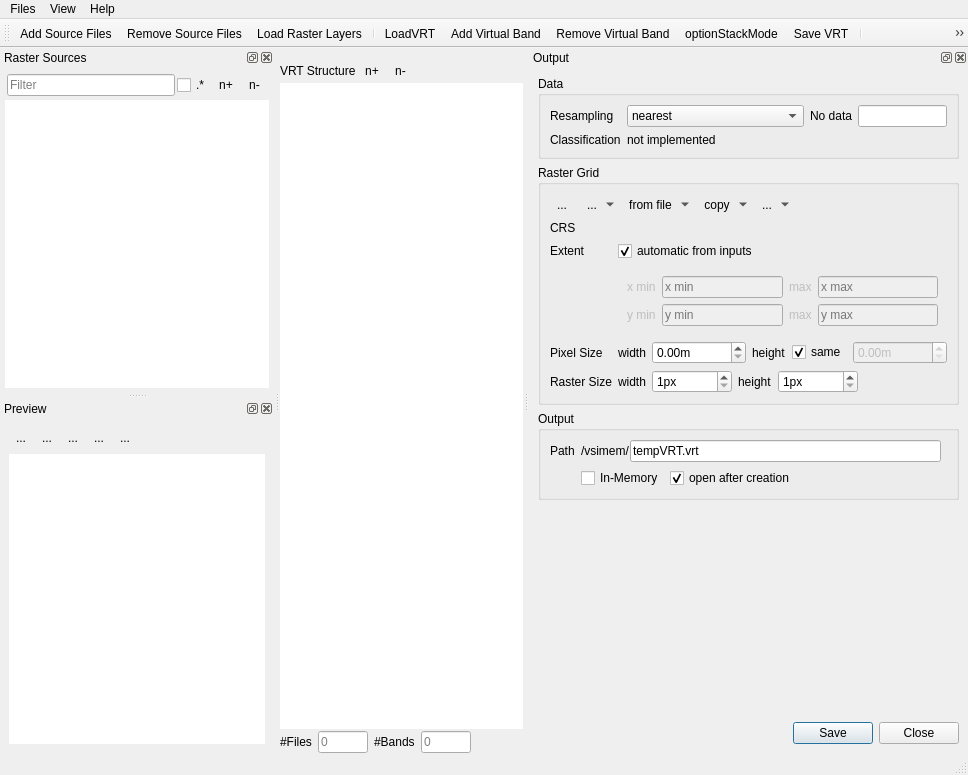
Before: the Qt Designer form vrtbuilder/ui/vrtbuilder.ui in jakimowb/virtual-raster-builder, drawn with Qt 5.
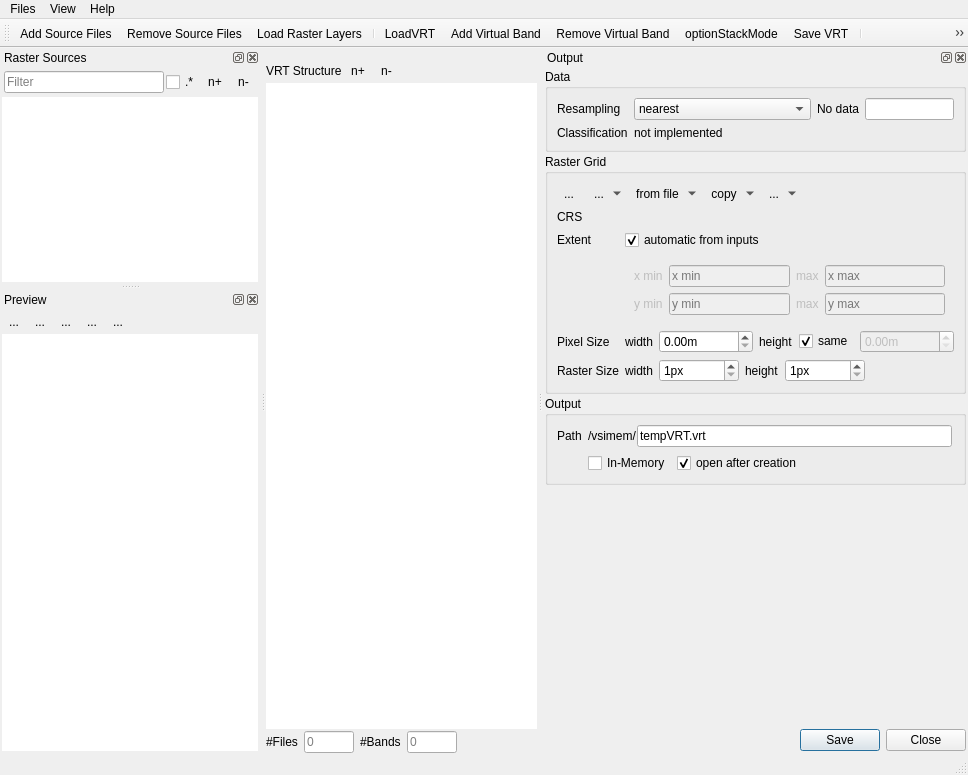
After: the same form once the commit is applied. Icons and pictures are not drawn. Custom widgets are drawn as their Qt base class.

Commit message: updated TreeModels etc from QPS fixed opening of created images in QGIS refactoring main GUI

```diff
--- a/vrtbuilder/ui/vrtbuilder.ui
+++ b/vrtbuilder/ui/vrtbuilder.ui
@@ -13,6 +13,12 @@
   <property name="windowTitle">
    <string>Virtual Raster Builder</string>
   </property>
+  <property name="iconSize">
+   <size>
+    <width>30</width>
+    <height>30</height>
+   </size>
+  </property>
   <widget class="QWidget" name="centralwidget">
    <layout class="QVBoxLayout" name="verticalLayout_3">
     <property name="spacing">
@@ -144,6 +150,9 @@
       <property name="frameShape">
        <enum>QFrame::NoFrame</enum>
       </property>
+      <property name="sizeAdjustPolicy">
+       <enum>QAbstractScrollArea::AdjustToContentsOnFirstShow</enum>
+      </property>
       <property name="dragEnabled">
        <bool>true</bool>
       </property>
@@ -162,6 +171,9 @@
       <property name="headerHidden">
        <bool>false</bool>
       </property>
+      <attribute name="headerVisible">
+       <bool>true</bool>
+      </attribute>
       <attribute name="headerShowSortIndicator" stdset="0">
        <bool>true</bool>
       </attribute>
@@ -348,16 +360,16 @@
       <number>2</number>
      </property>
      <property name="leftMargin">
-      <number>5</number>
+      <number>2</number>
      </property>
      <property name="topMargin">
-      <number>5</number>
+      <number>2</number>
      </property>
      <property name="rightMargin">
-      <number>5</number>
+      <number>2</number>
      </property>
      <property name="bottomMargin">
-      <number>5</number>
+      <number>2</number>
      </property>
      <item>
       <layout class="QHBoxLayout" name="btnBarSrcFiles">
@@ -443,6 +455,9 @@
        <property name="frameShape">
         <enum>QFrame::NoFrame</enum>
        </property>
+       <property name="sizeAdjustPolicy">
+        <enum>QAbstractScrollArea::AdjustToContents</enum>
+       </property>
        <property name="dragEnabled">
         <bool>true</bool>
        </property>
@@ -458,8 +473,17 @@
        <property name="selectionMode">
         <enum>QAbstractItemView::ExtendedSelection</enum>
        </property>
-       <property name="rootIsDecorated">
-        <bool>false</bool>
+       <property name="selectionBehavior">
+        <enum>QAbstractItemView::SelectItems</enum>
+       </property>
+       <property name="uniformRowHeights">
+        <bool>true</bool>
+       </property>
+       <property name="sortingEnabled">
+        <bool>true</bool>
+       </property>
+       <property name="allColumnsShowFocus">
+        <bool>true</bool>
        </property>
        <attribute name="headerCascadingSectionResizes">
         <bool>true</bool>
@@ -481,6 +505,21 @@
    </attribute>
    <widget class="QWidget" name="widgetContentOutput">
     <layout class="QVBoxLayout" name="verticalLayout">
+     <property name="spacing">
+      <number>2</number>
+     </property>
+     <property name="leftMargin">
+      <number>2</number>
+     </property>
+     <property name="topMargin">
+      <number>2</number>
+     </property>
+     <property name="rightMargin">
+      <number>2</number>
+     </property>
+     <property name="bottomMargin">
+      <number>2</number>
+     </property>
      <item>
       <widget class="QgsCollapsibleGroupBox" name="mGroupBox_2">
        <property name="minimumSize">
@@ -1074,6 +1113,9 @@
         </property>
         <item row="0" column="1">
          <layout class="QHBoxLayout" name="horizontalLayout_10">
+          <property name="spacing">
+           <number>2</number>
+          </property>
           <item>
            <widget class="QFrame" name="frameInMemoryPath">
             <property name="frameShape">
@@ -1224,6 +1266,21 @@
    </attribute>
    <widget class="QWidget" name="widgetContentPreview">
     <layout class="QVBoxLayout" name="verticalLayout_4">
+     <property name="spacing">
+      <number>2</number>
+     </property>
+     <property name="leftMargin">
+      <number>2</number>
+     </property>
+     <property name="topMargin">
+      <number>2</number>
+     </property>
+     <property name="rightMargin">
+      <number>2</number>
+     </property>
+     <property name="bottomMargin">
+      <number>2</number>
+     </property>
      <item>
       <layout class="QHBoxLayout" name="horizontalLayout_8">
        <property name="spacing">
@@ -1633,6 +1690,11 @@
    <header>qgis.gui</header>
    <container>1</container>
   </customwidget>
+  <customwidget>
+   <class>VRTRasterTreeView</class>
+   <extends>QTreeView</extends>
+   <header>vrtbuilder.widgets</header>
+  </customwidget>
  </customwidgets>
  <resources>
   <include location="vrtbuilderresources.qrc"/>
```
Left out of the diff: 44 changed lines with no effect on the pictures. The commit also changes 7 other files.
